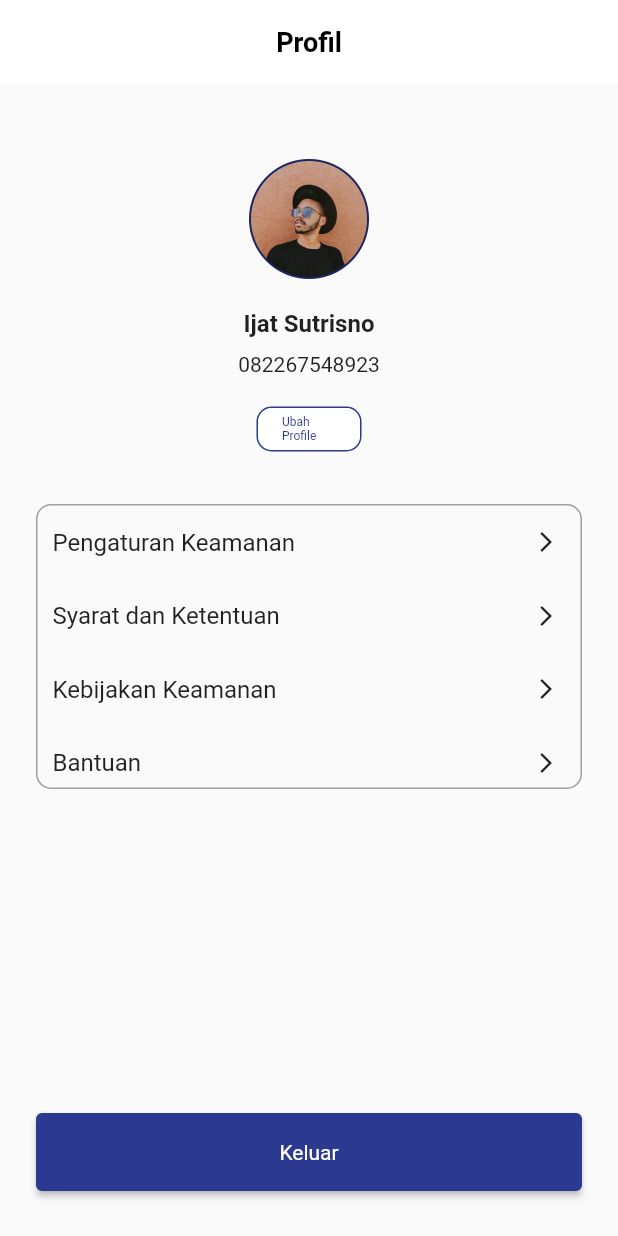
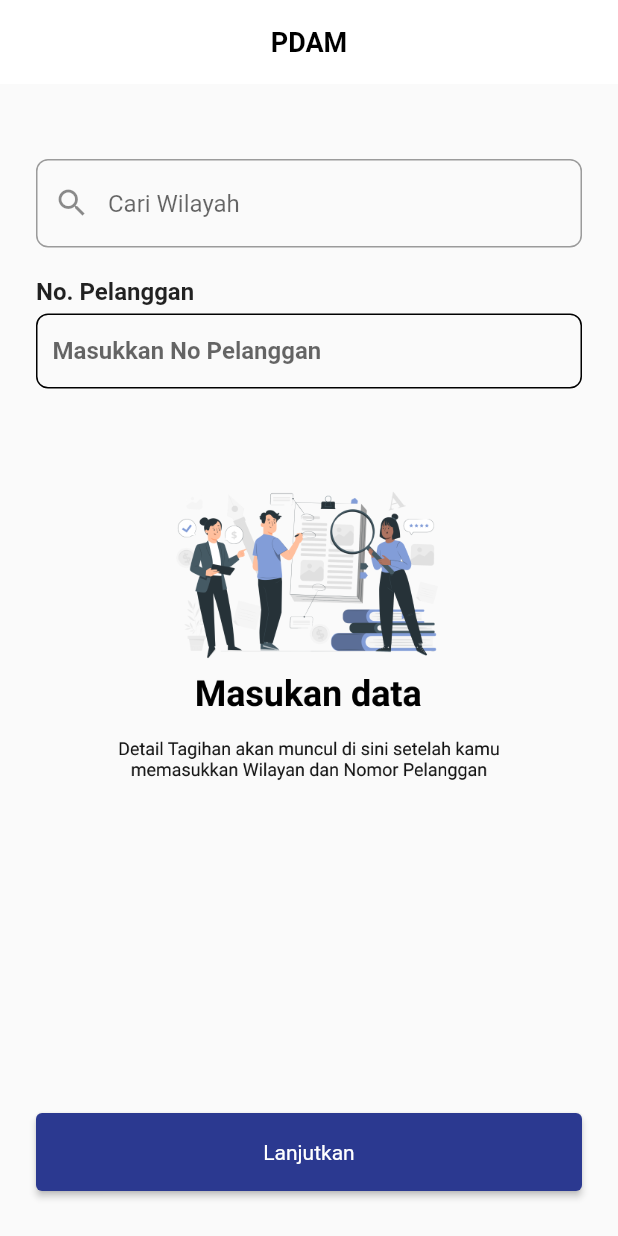
Before and after one commit to Kelompok10Capstone/Flutter_2023, a Flutter app: the screen it shows after launch, on a phone screen of 412 x 824 dp. Run offline on Flutter 3.47's test engine with Material 2 defaults, Android fonts, the phone set to English and light mode, and no system bars; our stand-ins replace google_fonts, supercharged.

Commit message:
add feature pdam

```diff
--- a/capstone_flutter/lib/main.dart
+++ b/capstone_flutter/lib/main.dart
@@ -1,3 +1,4 @@
+import 'package:capstone_flutter/view/screen/pdam_screen/pdam_screen.dart';
 import 'package:capstone_flutter/view/screen/profile_screen/profile_screen.dart';
 import 'package:capstone_flutter/view/screen/splash_screen/splash_screen.dart';
 import 'package:flutter/material.dart';
@@ -18,7 +19,7 @@ class MyApp extends StatelessWidget {
       theme: ThemeData(
         primarySwatch: Colors.blue,
       ),
-      home: const ProfileScreen(),
+      home: const PdamScreen(),
     );
   }
 }
--- /dev/null
+++ b/capstone_flutter/lib/view/screen/pdam_screen/pdam_screen.dart
@@ -0,0 +1,115 @@
+import 'package:capstone_flutter/view/screen/pdam_screen/region_screen.dart';
+import 'package:flutter/material.dart';
+import 'package:flutter/services.dart';
+
+import '../../../utils/const/theme.dart';
+
+class PdamScreen extends StatefulWidget {
+  const PdamScreen({super.key});
+
+  @override
+  State<PdamScreen> createState() => _PdamScreenState();
+}
+
+class _PdamScreenState extends State<PdamScreen> {
+  TextEditingController wilayahController = TextEditingController();
+  TextEditingController pelangganController = TextEditingController();
+  @override
+  void dispose() {
+    super.dispose();
+    wilayahController.dispose();
+    pelangganController.dispose();
+  }
+
+  @override
+  Widget build(BuildContext context) {
+    return Scaffold(
+      appBar: AppBar(
+        title: Text(
+          'PDAM',
+          style: blackFont18.copyWith(color: Colors.black),
+        ),
+        iconTheme: const IconThemeData(color: Colors.black),
+        backgroundColor: Colors.white,
+        centerTitle: true,
+        elevation: 0,
+      ),
+      body: SingleChildScrollView(
+        child: Padding(
+          padding: const EdgeInsets.symmetric(horizontal: 24),
+          child: Column(
+            crossAxisAlignment: CrossAxisAlignment.start,
+            children: [
+              const SizedBox(height: 50),
+              TextField(
+                controller: wilayahController,
+                decoration: InputDecoration(
+                  prefixIcon: const Icon(Icons.search),
+                  hintText: 'Cari Wilayah',
+                  filled: false,
+                  border: OutlineInputBorder(
+                    borderRadius: BorderRadius.circular(8),
+                    borderSide: const BorderSide(color: Colors.black),
+                  ),
+                ),
+              ),
+              const SizedBox(height: 20),
+              Text(
+                'No. Pelanggan',
+                style: blackFont16.copyWith(fontWeight: FontWeight.w700),
+              ),
+              const SizedBox(height: 5),
+              Container(
+                width: double.infinity,
+                padding: const EdgeInsets.symmetric(horizontal: 10),
+                decoration: BoxDecoration(
+                  borderRadius: BorderRadius.circular(8),
+                  border: Border.all(color: Colors.black),
+                ),
+                child: TextField(
+                  controller: pelangganController,
+                  inputFormatters: [FilteringTextInputFormatter.digitsOnly],
+                  keyboardType: TextInputType.number,
+                  decoration: InputDecoration(
+                    border: InputBorder.none,
+                    hintStyle: blackFont16,
+                    hintText: 'Masukkan No Pelanggan',
+                  ),
+                ),
+              ),
+              Center(
+                child: SizedBox(
+                  width: 326,
+                  height: 290,
+                  child: Image.asset('assets/icon_pdam1.png'),
+                ),
+              ),
+            ],
+          ),
+        ),
+      ),
+      bottomNavigationBar: Padding(
+        padding: const EdgeInsets.only(bottom: 30, left: 24, right: 24),
+        child: SizedBox(
+          width: MediaQuery.of(context).size.width,
+          height: 52,
+          child: ElevatedButton(
+            style: ButtonStyle(
+              backgroundColor: MaterialStateProperty.all(blueColor),
+            ),
+            onPressed: () {
+              Navigator.push(
+                  context,
+                  MaterialPageRoute(
+                      builder: (context) => const RegionScreen()));
+            },
+            child: Text(
+              'Lanjutkan',
+              style: whiteFont14,
+            ),
+          ),
+        ),
+      ),
+    );
+  }
+}
```
Also changed, not shown: capstone_flutter/assets/icon_pdam1.png (added), capstone_flutter/assets/icon_pdam2.png (added), capstone_flutter/assets/icon_pdam3.png (added).
